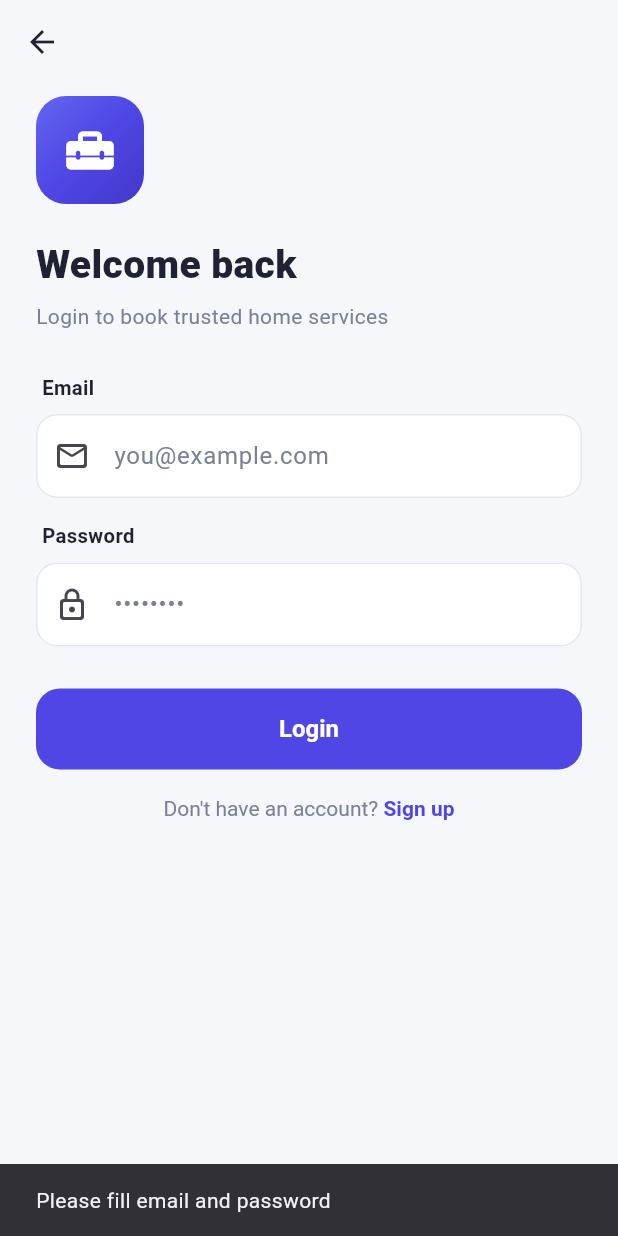
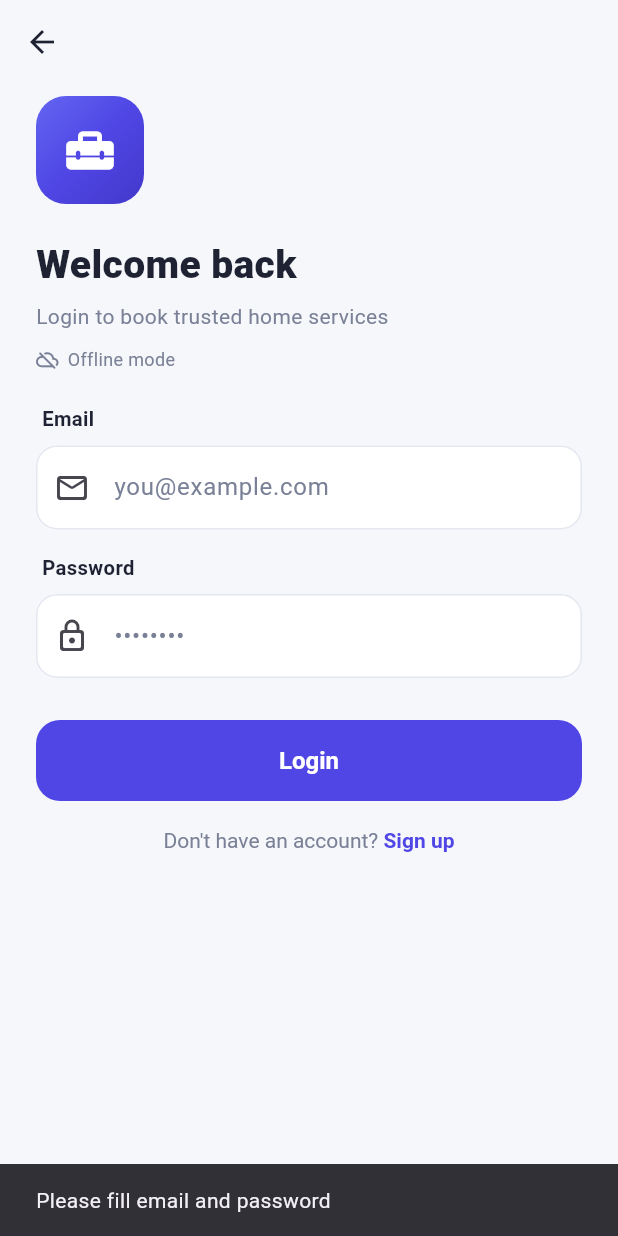
Before and after one commit to shanuuikey1/ai-tools-directory, a Flutter app: the AuthScreen screen opened directly, after a tap on "Login", on a phone screen of 412 x 824 dp. Run offline on Flutter 3.47's test engine with Material 3 defaults, Android fonts, the phone set to English and light mode, and no system bars; our stand-ins replace shared_preferences; accounts and stored records are empty.

Commit message:
Add branded icon/splash, backend integration, and release signing to Flutter app
- Custom launcher icon (indigo gradient house) + adaptive icon + native splash
- http-based ApiService with configurable base URL (Profile > Server Settings)
- Online/offline auth: signup/login hit the Node API when a server URL is set,
  bookings best-effort sync to the backend; full offline fallback otherwise
- INTERNET permission added for release builds
- Release signing via android/key.properties (gitignored; example committed)
- Rebuilt signed release APK + AAB (Play Store ready) in apk/

Co-Authored-By: Claude Opus 4.8 <noreply@anthropic.com>
Claude-Session: https://claude.ai/code/session_014XESLSN1fc9yPaBGDNorL3

```diff
--- /dev/null
+++ b/mobile/lib/api_service.dart
@@ -0,0 +1,122 @@
+import 'dart:convert';
+import 'package:http/http.dart' as http;
+import 'package:shared_preferences/shared_preferences.dart';
+
+/// Holds the backend base URL. Empty => the app runs in offline/demo mode.
+///
+/// Point this at your deployed Node/Express API, e.g.
+/// `https://my-urban-api.herokuapp.com/api`
+class ApiConfig {
+  static String baseUrl = '';
+
+  static bool get isConfigured => baseUrl.trim().isNotEmpty;
+
+  static Future<void> load() async {
+    final prefs = await SharedPreferences.getInstance();
+    baseUrl = prefs.getString('api_base_url') ?? '';
+  }
+
+  static Future<void> setBaseUrl(String url) async {
+    baseUrl = url.trim();
+    final prefs = await SharedPreferences.getInstance();
+    await prefs.setString('api_base_url', baseUrl);
+  }
+}
+
+class ApiException implements Exception {
+  final String message;
+  ApiException(this.message);
+  @override
+  String toString() => message;
+}
+
+/// Thin REST client for the Urban Services backend.
+class ApiService {
+  static const _timeout = Duration(seconds: 15);
+
+  static Uri _u(String path) => Uri.parse('${ApiConfig.baseUrl}$path');
+
+  static Map<String, String> _headers([String? token]) => {
+        'Content-Type': 'application/json',
+        if (token != null) 'Authorization': 'Bearer $token',
+      };
+
+  static dynamic _decode(http.Response res) {
+    final body = res.body.isEmpty ? {} : jsonDecode(res.body);
+    if (res.statusCode >= 200 && res.statusCode < 300) return body;
+    final msg = (body is Map && body['message'] != null)
+        ? body['message'].toString()
+        : 'Request failed (${res.statusCode})';
+    throw ApiException(msg);
+  }
+
+  /// Register a customer. Returns `{token, user}`.
+  static Future<Map<String, dynamic>> registerCustomer({
+    required String name,
+    required String email,
+    required String phone,
+    required String password,
+  }) async {
+    final parts = name.trim().split(' ');
+    final res = await http
+        .post(_u('/auth/register-customer'),
+            headers: _headers(),
+            body: jsonEncode({
+              'firstName': parts.first,
+              'lastName': parts.length > 1 ? parts.sublist(1).join(' ') : '',
+              'email': email,
+              'phone': phone,
+              'password': password,
+            }))
+        .timeout(_timeout);
+    return _decode(res) as Map<String, dynamic>;
+  }
+
+  /// Log a customer in. Returns `{token, user}`.
+  static Future<Map<String, dynamic>> loginCustomer({
+    required String email,
+    required String password,
+  }) async {
+    final res = await http
+        .post(_u('/auth/login-customer'),
+            headers: _headers(),
+            body: jsonEncode({'email': email, 'password': password}))
+        .timeout(_timeout);
+    return _decode(res) as Map<String, dynamic>;
+  }
+
+  /// Create a booking on the backend (best-effort sync).
+  static Future<void> createBooking({
+    required String token,
+    required int providerId,
+    required int serviceId,
+    required String date,
+    required String time,
+    required String address,
+    required int price,
+  }) async {
+    final res = await http
+        .post(_u('/bookings'),
+            headers: _headers(token),
+            body: jsonEncode({
+              'providerId': providerId,
+              'serviceId': serviceId,
+              'serviceDate': date,
+              'serviceTime': time,
+              'serviceAddress': address,
+              'servicePrice': price,
+            }))
+        .timeout(_timeout);
+    _decode(res);
+  }
+
+  /// Simple health check used by the settings screen.
+  static Future<bool> health() async {
+    try {
+      final res = await http.get(_u('/health')).timeout(_timeout);
+      return res.statusCode == 200;
+    } catch (_) {
+      return false;
+    }
+  }
+}
--- a/mobile/lib/screens/auth_screen.dart
+++ b/mobile/lib/screens/auth_screen.dart
@@ -13,6 +13,7 @@ class AuthScreen extends StatefulWidget {
 
 class _AuthScreenState extends State<AuthScreen> {
   bool _isLogin = true;
+  bool _busy = false;
   final _name = TextEditingController();
   final _email = TextEditingController();
   final _phone = TextEditingController();
@@ -27,38 +28,53 @@ class _AuthScreenState extends State<AuthScreen> {
     super.dispose();
   }
 
-  void _submit() {
+  Future<void> _submit() async {
     if (_email.text.trim().isEmpty || _password.text.trim().isEmpty) {
-      ScaffoldMessenger.of(context).showSnackBar(
-        const SnackBar(content: Text('Please fill email and password')),
-      );
+      _snack('Please fill email and password');
       return;
     }
     if (!_isLogin && _name.text.trim().isEmpty) {
-      ScaffoldMessenger.of(context).showSnackBar(
-        const SnackBar(content: Text('Please enter your name')),
-      );
+      _snack('Please enter your name');
       return;
     }
-    final name = _isLogin
-        ? (_email.text.split('@').first)
-        : _name.text.trim();
-    context.read<AppState>().login(
-          name: name,
+
+    setState(() => _busy = true);
+    final state = context.read<AppState>();
+    try {
+      if (_isLogin) {
+        await state.login(
+          email: _email.text.trim(),
+          password: _password.text.trim(),
+        );
+      } else {
+        await state.register(
+          name: _name.text.trim(),
           email: _email.text.trim(),
           phone: _phone.text.trim(),
+          password: _password.text.trim(),
         );
-    Navigator.pop(context);
+      }
+      if (!mounted) return;
+      Navigator.pop(context);
+      _snack(_isLogin ? 'Welcome back!' : 'Account created!',
+          color: AppColors.success);
+    } catch (e) {
+      if (!mounted) return;
+      _snack(e.toString(), color: AppColors.danger);
+    } finally {
+      if (mounted) setState(() => _busy = false);
+    }
+  }
+
+  void _snack(String msg, {Color? color}) {
     ScaffoldMessenger.of(context).showSnackBar(
-      SnackBar(
-        content: Text(_isLogin ? 'Welcome back!' : 'Account created!'),
-        backgroundColor: AppColors.success,
-      ),
+      SnackBar(content: Text(msg), backgroundColor: color),
     );
   }
 
   @override
   Widget build(BuildContext context) {
+    final online = context.watch<AppState>().isOnline;
     return Scaffold(
       appBar: AppBar(),
       body: SingleChildScrollView(
@@ -87,7 +103,18 @@ class _AuthScreenState extends State<AuthScreen> {
                   : 'Sign up to get started in minutes',
               style: const TextStyle(color: AppColors.textMuted),
             ),
-            const SizedBox(height: 28),
+            const SizedBox(height: 10),
+            Row(
+              children: [
+                Icon(online ? Icons.cloud_done_rounded : Icons.cloud_off_rounded,
+                    size: 15, color: AppColors.textMuted),
+                const SizedBox(width: 6),
+                Text(online ? 'Connected to server' : 'Offline mode',
+                    style: const TextStyle(
+                        fontSize: 12, color: AppColors.textMuted)),
+              ],
+            ),
+            const SizedBox(height: 22),
             if (!_isLogin) ...[
               _label('Full name'),
               TextField(
@@ -132,13 +159,22 @@ class _AuthScreenState extends State<AuthScreen> {
             ),
             const SizedBox(height: 28),
             ElevatedButton(
-              onPressed: _submit,
-              child: Text(_isLogin ? 'Login' : 'Create Account'),
+              onPressed: _busy ? null : _submit,
+              child: _busy
+                  ? const SizedBox(
+                      height: 22,
+                      width: 22,
+                      child: CircularProgressIndicator(
+                          strokeWidth: 2.4, color: Colors.white),
+                    )
+                  : Text(_isLogin ? 'Login' : 'Create Account'),
             ),
             const SizedBox(height: 18),
             Center(
               child: GestureDetector(
-                onTap: () => setState(() => _isLogin = !_isLogin),
+                onTap: _busy
+                    ? null
+                    : () => setState(() => _isLogin = !_isLogin),
                 child: RichText(
                   text: TextSpan(
                     style: const TextStyle(color: AppColors.textMuted),
```
Also changed, not shown: mobile/lib/app_state.dart (+81 -7 lines), mobile/lib/screens/profile_screen.dart (+11 -2 lines), mobile/lib/screens/server_settings_screen.dart (added, +124 -0 lines), mobile/pubspec.yaml (+20 -0 lines), mobile/assets/icon/foreground.png (added), mobile/assets/icon/icon.png (added), mobile/assets/icon/splash.png (added), mobile/pubspec.lock, 41 other files.
